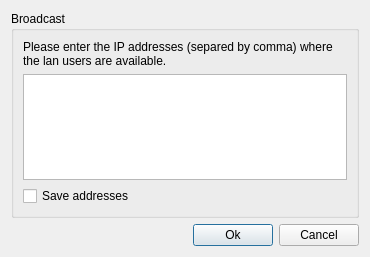
Before: the Qt Designer form src/GuiSearchUser.ui in hwgao/beebeep, drawn with Qt 5.
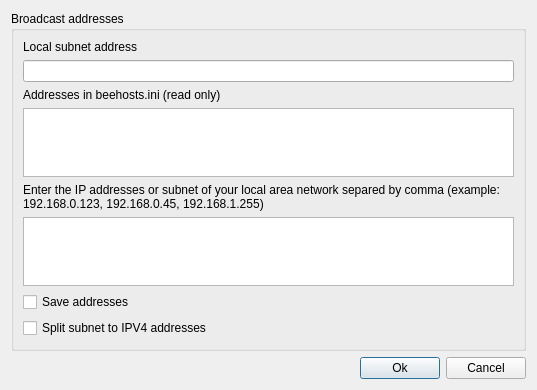
After: the same form once the commit is applied.

What changed in the file:
```diff
--- a/src/GuiSearchUser.ui
+++ b/src/GuiSearchUser.ui
@@ -6,14 +6,78 @@
    <rect>
     <x>0</x>
     <y>0</y>
-    <width>370</width>
-    <height>257</height>
+    <width>537</width>
+    <height>390</height>
    </rect>
   </property>
   <property name="windowTitle">
    <string>Dialog</string>
   </property>
-  <layout class="QGridLayout" name="gridLayout_3">
+  <layout class="QGridLayout" name="gridLayout_2">
+   <item row="0" column="0" colspan="3">
+    <widget class="QGroupBox" name="mp_boxBroadcast">
+     <property name="title">
+      <string>Broadcast addresses</string>
+     </property>
+     <layout class="QGridLayout" name="gridLayout">
+      <item row="0" column="0">
+       <widget class="QLabel" name="mp_lBase">
+        <property name="text">
+         <string>&lt;html&gt;&lt;head/&gt;&lt;body&gt;&lt;p&gt;Local subnet address&lt;/p&gt;&lt;/body&gt;&lt;/html&gt;</string>
+        </property>
+       </widget>
+      </item>
+      <item row="1" column="0">
+       <widget class="QLineEdit" name="mp_leBaseAddress">
+        <property name="readOnly">
+         <bool>true</bool>
+        </property>
+       </widget>
+      </item>
+      <item row="2" column="0">
+       <widget class="QLabel" name="mp_lHostIni">
+        <property name="text">
+         <string>&lt;html&gt;&lt;head/&gt;&lt;body&gt;&lt;p&gt;Addresses in beehosts.ini (read only)&lt;/p&gt;&lt;/body&gt;&lt;/html&gt;</string>
+        </property>
+       </widget>
+      </item>
+      <item row="3" column="0">
+       <widget class="QPlainTextEdit" name="mp_teAddressesInHosts">
+        <property name="readOnly">
+         <bool>true</bool>
+        </property>
+       </widget>
+      </item>
+      <item row="4" column="0">
+       <widget class="QLabel" name="mp_lBroadcast">
+        <property name="text">
+         <string>&lt;html&gt;&lt;head/&gt;&lt;body&gt;&lt;p&gt;Enter the IP addresses or subnet of your local area network separed by comma (example: 192.168.0.123, 192.168.0.45, 192.168.1.255)&lt;/p&gt;&lt;/body&gt;&lt;/html&gt;</string>
+        </property>
+        <property name="wordWrap">
+         <bool>true</bool>
+        </property>
+       </widget>
+      </item>
+      <item row="5" column="0">
+       <widget class="QPlainTextEdit" name="mp_teAddressesInSettings"/>
+      </item>
+      <item row="6" column="0">
+       <widget class="QCheckBox" name="mp_cbSaveAddresses">
+        <property name="text">
+         <string>Save addresses</string>
+        </property>
+       </widget>
+      </item>
+      <item row="7" column="0">
+       <widget class="QCheckBox" name="mp_cbParseAddresses">
+        <property name="text">
+         <string>Split subnet to IPV4 addresses</string>
+        </property>
+       </widget>
+      </item>
+     </layout>
+    </widget>
+   </item>
    <item row="1" column="0">
     <spacer name="horizontalSpacer">
      <property name="orientation">
@@ -41,42 +105,6 @@
      </property>
     </widget>
    </item>
-   <item row="0" column="0" colspan="3">
-    <widget class="QGroupBox" name="mp_boxBroadcast">
-     <property name="title">
-      <string>Broadcast</string>
-     </property>
-     <layout class="QGridLayout" name="gridLayout">
-      <item row="0" column="0">
-       <widget class="QLabel" name="mp_lBroadcast">
-        <property name="text">
-         <string>Please enter the IP addresses (separed by comma) where the lan users are available.</string>
-        </property>
-        <property name="wordWrap">
-         <bool>true</bool>
-        </property>
-       </widget>
-      </item>
-      <item row="1" column="0">
-       <widget class="QTextBrowser" name="mp_textBroadcast">
-        <property name="minimumSize">
-         <size>
-          <width>0</width>
-          <height>0</height>
-         </size>
-        </property>
-       </widget>
-      </item>
-      <item row="2" column="0">
-       <widget class="QCheckBox" name="mp_cbSaveAddresses">
-        <property name="text">
-         <string>Save addresses</string>
-        </property>
-       </widget>
-      </item>
-     </layout>
-    </widget>
-   </item>
   </layout>
  </widget>
  <tabstops>
```
Left out of the diff: 5 changed lines with no effect on the pictures.
